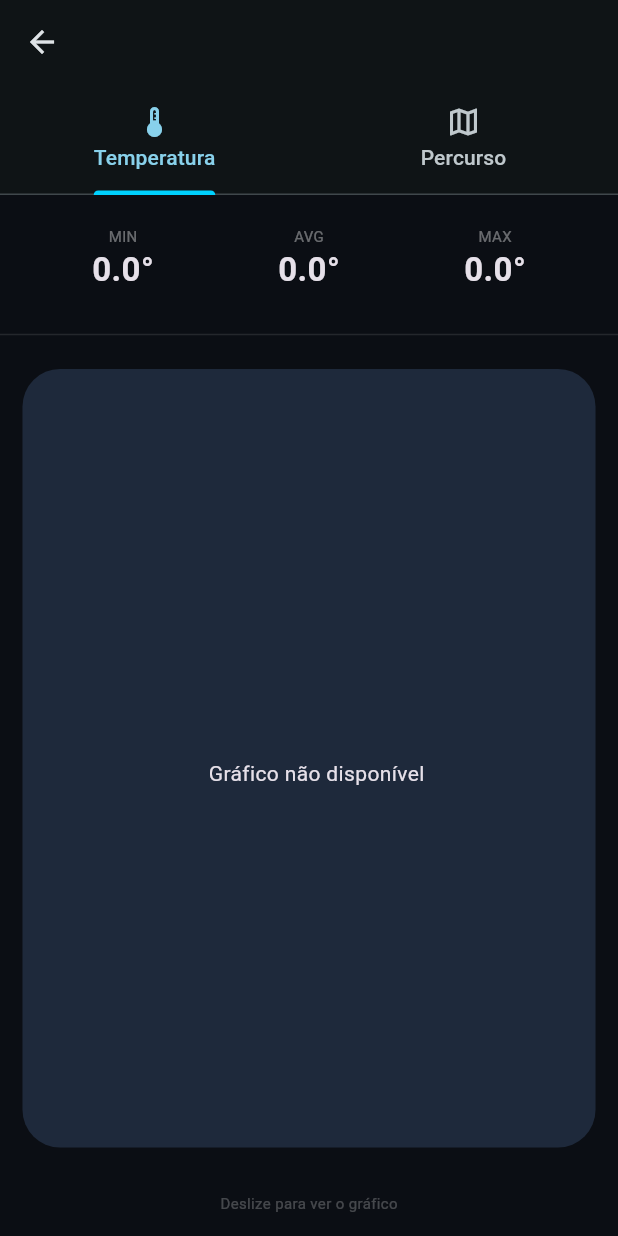
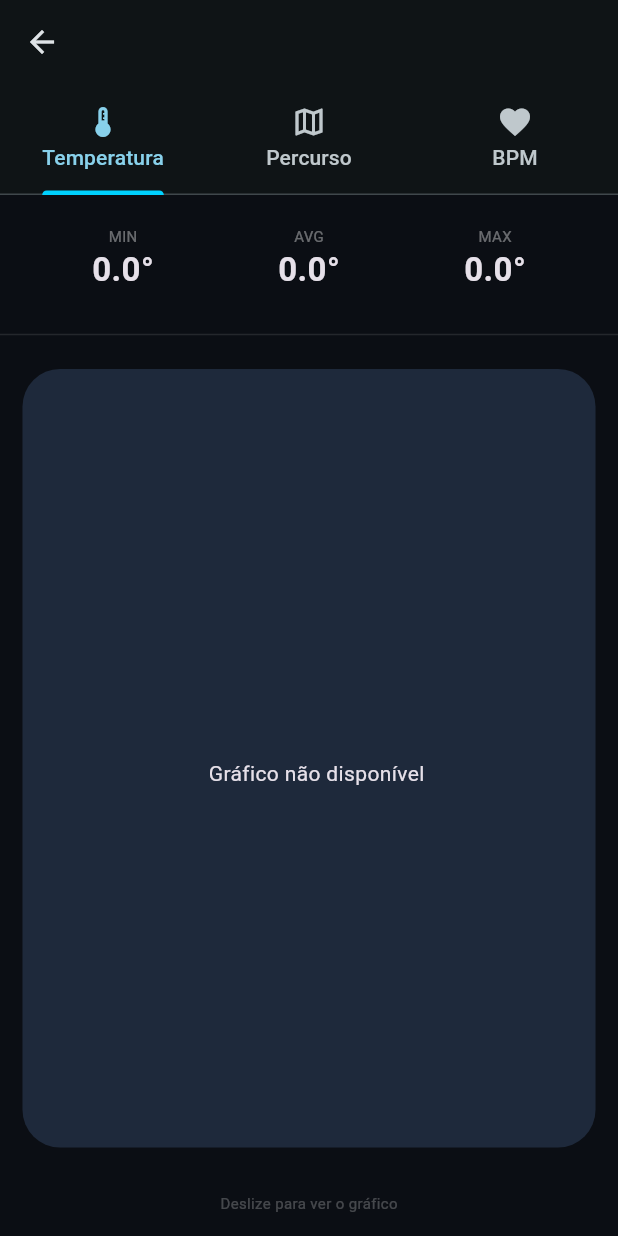
Before and after one commit to nandoo10/PECI-g7-Mobile-Heart-Box, a Flutter app: the ActivityDetailScreen screen opened directly with empty values, on a phone screen of 412 x 824 dp. Run offline on Flutter 3.47's test engine with Material 3 defaults, Android fonts, the phone set to English and light mode, and no system bars; our stand-ins replace fl_chart, flutter_blue_plus, flutter_map, latlong2, shared_preferences; missing offline and left inert: mobile_scanner, mqtt_client; accounts and stored records are empty.

Commit message:
Update codigo

```diff
--- a/projeto_material_Tiago/thermal_app/lib/main.dart
+++ b/projeto_material_Tiago/thermal_app/lib/main.dart
@@ -282,6 +282,19 @@ class _ActivityMenuScreenState extends State<ActivityMenuScreen> {
               distExtraida = double.tryParse(item['distance'].toString()) ?? 0.0;
             }
 
+            List<int> bpmExtraidos = [];
+            var rawBpm = item['bpm_readings'];
+            if (rawBpm is List) {
+              bpmExtraidos = rawBpm.map((e) => (e as num).toInt()).toList();
+            } else if (rawBpm is String) {
+              try {
+                var decoded = jsonDecode(rawBpm);
+                if (decoded is List) bpmExtraidos = decoded.map((e) => (e as num).toInt()).toList();
+              } catch (_) {
+                bpmExtraidos = rawBpm.split(',').map((e) => int.tryParse(e) ?? 0).toList();
+              }
+            }
+
             listaFinal.add(ActivityData(
               id: item['time'],
               type: item['type'] ?? "Atividade",
@@ -292,6 +305,7 @@ class _ActivityMenuScreenState extends State<ActivityMenuScreen> {
               min: double.tryParse(item['temp_minima']?.toString() ?? "0") ?? 0.0,
               avg: double.tryParse(item['temp_media']?.toString() ?? "0") ?? 0.0,
               max: double.tryParse(item['temp_maxima']?.toString() ?? "0") ?? 0.0,
+              bpmReadings: bpmExtraidos,
             ));
           } catch (e) { print("Erro ao processar item do histórico: $e"); }
         }
@@ -1100,19 +1114,30 @@ class ActivityDetailScreen extends StatelessWidget {
     LatLngBounds? routeBounds;
     if (activity.route.length >= 2) routeBounds = LatLngBounds.fromPoints(activity.route);
 
+    // Cálculos BPM
+    final List<int> validBpms = activity.bpmReadings.where((b) => b > 0).toList();
+    final int bpmMin = validBpms.isNotEmpty ? validBpms.reduce((a, b) => a < b ? a : b) : 0;
+    final int bpmMax = validBpms.isNotEmpty ? validBpms.reduce((a, b) => a > b ? a : b) : 0;
+    final double bpmAvg = validBpms.isNotEmpty ? validBpms.reduce((a, b) => a + b) / validBpms.length : 0.0;
+
     return DefaultTabController(
-      length: 2,
+      length: 3,
       child: Scaffold(
         appBar: AppBar(
           title: Text(activity.type),
           bottom: const TabBar(
             indicatorColor: AppColors.primary,
-            tabs: [Tab(icon: Icon(Icons.thermostat), text: "Temperatura"), Tab(icon: Icon(Icons.map_outlined), text: "Percurso")],
+            tabs: [
+              Tab(icon: Icon(Icons.thermostat), text: "Temperatura"),
+              Tab(icon: Icon(Icons.map_outlined), text: "Percurso"),
+              Tab(icon: Icon(Icons.favorite), text: "BPM"),
+            ],
           ),
         ),
         body: TabBarView(
           physics: const NeverScrollableScrollPhysics(),
           children: [
+            // ABA TEMPERATURA
             Column(
               children: [
                 Padding(padding: const EdgeInsets.all(20), child: Row(mainAxisAlignment: MainAxisAlignment.spaceAround, children: [_detBox("MIN", "${activity.min.toStringAsFixed(1)}°"), _detBox("AVG", "${activity.avg.toStringAsFixed(1)}°"), _detBox("MAX", "${activity.max.toStringAsFixed(1)}°")])),
@@ -1160,6 +1185,7 @@ class ActivityDetailScreen extends StatelessWidget {
                 const Padding(padding: EdgeInsets.symmetric(vertical: 15), child: Text("Deslize para ver o gráfico", style: TextStyle(color: Colors.white24, fontSize: 10))),
               ],
             ),
+            // ABA PERCURSO
             Column(
               children: [
                 Expanded(
@@ -1185,8 +1211,91 @@ class ActivityDetailScreen extends StatelessWidget {
                 const SizedBox(height: 20),
               ],
             ),
+            // ABA BPM
+            Padding(
+              padding: const EdgeInsets.all(24),
+              child: validBpms.isEmpty
+                  ? const Center(
+                      child: Column(
+                        mainAxisAlignment: MainAxisAlignment.center,
+                        children: [
+                          Icon(Icons.favorite_border, color: Colors.white24, size: 60),
+                          SizedBox(height: 16),
+                          Text(
+                            "Sem dados de BPM gravados",
+                            style: TextStyle(color: Colors.white38, fontSize: 16),
+                          ),
+                        ],
+                      ),
+                    )
+                  : Column(
+                      mainAxisAlignment: MainAxisAlignment.center,
+                      children: [
+                        const SizedBox(height: 20),
+                        _bpmStatCard(
+                          label: "BPM MÍNIMO",
+                          value: "$bpmMin bpm",
+                          icon: Icons.arrow_downward_rounded,
+                          color: AppColors.primary,
+                        ),
+                        const SizedBox(height: 20),
+                        _bpmStatCard(
+                          label: "BPM MÉDIO",
+                          value: "${bpmAvg.toStringAsFixed(1)} bpm",
+                          icon: Icons.show_chart_rounded,
+                          color: AppColors.secondary,
+                        ),
+                        const SizedBox(height: 20),
+                        _bpmStatCard(
+                          label: "BPM MÁXIMO",
+                          value: "$bpmMax bpm",
+                          icon: Icons.arrow_upward_rounded,
+                          color: AppColors.danger,
+                        ),
+                      ],
+                    ),
+            ),
           ],
         ),
+      ),
+    );
+  }
+
+  Widget _bpmStatCard({required String label, required String value, required IconData icon, required Color color}) {
+    return Container(
+      width: double.infinity,
+      padding: const EdgeInsets.symmetric(vertical: 28, horizontal: 24),
+      decoration: BoxDecoration(
+        color: AppColors.surface,
+        borderRadius: BorderRadius.circular(25),
+        border: Border.all(color: color.withOpacity(0.3), width: 1.5),
+      ),
+      child: Row(
+        children: [
+          Container(
+            padding: const EdgeInsets.all(14),
+            decoration: BoxDecoration(
+              color: color.withOpacity(0.12),
+              shape: BoxShape.circle,
+            ),
+            child: Icon(icon, color: color, size: 28),
+          ),
+          const SizedBox(width: 20),
+          Column(
+            crossAxisAlignment: CrossAxisAlignment.start,
+            children: [
+              Text(
+                label,
+                style: const TextStyle(color: Colors.white38, fontSize: 12, fontWeight: FontWeight.bold, letterSpacing: 1.2),
+              ),
+              const SizedBox(height: 6),
+              Text(
+                value,
+                style: TextStyle(color: color, fontSize: 32, fontWeight: FontWeight.w900),
+              ),
+            ],
+          ),
+        ],
       ),
     );
   }
@@ -1199,7 +1308,8 @@ class ActivityDetailScreen extends StatelessWidget {
 class ActivityData {
   final String? id; final String type; final int duration; final List<double> temperatures; final double min, avg, max;
   final List<LatLng> route; final double distance;
-  ActivityData({this.id, required this.type, required this.duration, required this.temperatures, required this.min, required this.avg, required this.max, this.route = const [], this.distance = 0.0});
+  final List<int> bpmReadings;
+  ActivityData({this.id, required this.type, required this.duration, required this.temperatures, required this.min, required this.avg, required this.max, this.route = const [], this.distance = 0.0, this.bpmReadings = const []});
 }
 
 ////////////////////////////////////////////////////
```
